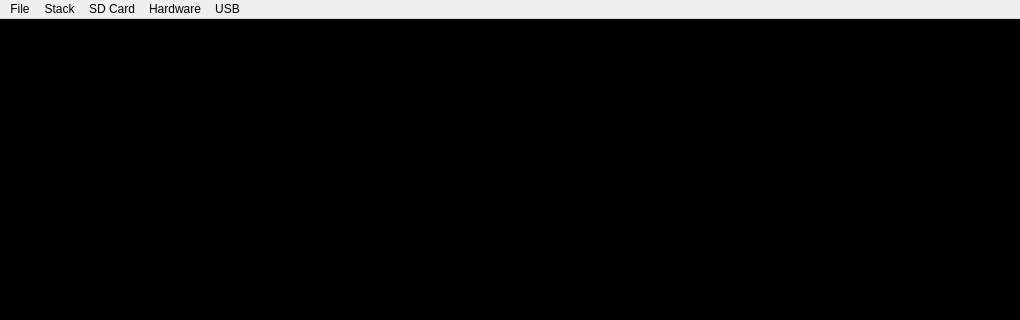
c3d/db48x-from-newrpl, file mainwindow.ui: the form before one commit; both pictures show x 0 to 1020 and y 0 to 320 of the 1020 by 598 pixel window.
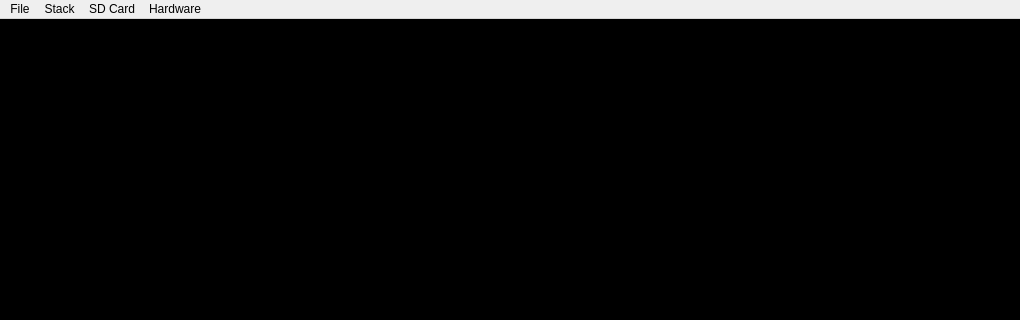
The form after the commit. Icons and pictures are not drawn. Custom widgets are drawn as their Qt base class.

Commit message: Added menu. USBRECV and USBSEND throw error when not connected.

Patch:
```diff
--- a/mainwindow.ui
+++ b/mainwindow.ui
@@ -116,7 +116,7 @@
      <x>0</x>
      <y>0</y>
      <width>1016</width>
-     <height>21</height>
+     <height>23</height>
     </rect>
    </property>
    <widget class="QMenu" name="menuFile">
@@ -157,22 +157,10 @@
     <addaction name="actionSave_Level_1_As"/>
     <addaction name="actionOpen_file_to_Level_1"/>
    </widget>
-   <widget class="QMenu" name="menuUSB">
-    <property name="title">
-     <string>USB</string>
-    </property>
-    <addaction name="actionConnect_to_calc"/>
-    <addaction name="separator"/>
-    <addaction name="actionSend_Stack_Level_1"/>
-    <addaction name="actionManual_Receive"/>
-    <addaction name="separator"/>
-    <addaction name="actionAuto_Receive"/>
-   </widget>
    <addaction name="menuFile"/>
    <addaction name="menuStack"/>
    <addaction name="menuSD_Card"/>
    <addaction name="menuHardware"/>
-   <addaction name="menuUSB"/>
   </widget>
   <widget class="QStatusBar" name="statusBar"/>
   <action name="actionOpen">
```
Left out of the diff: 3 changed lines with no effect on the pictures. The commit also changes 3 other files.
